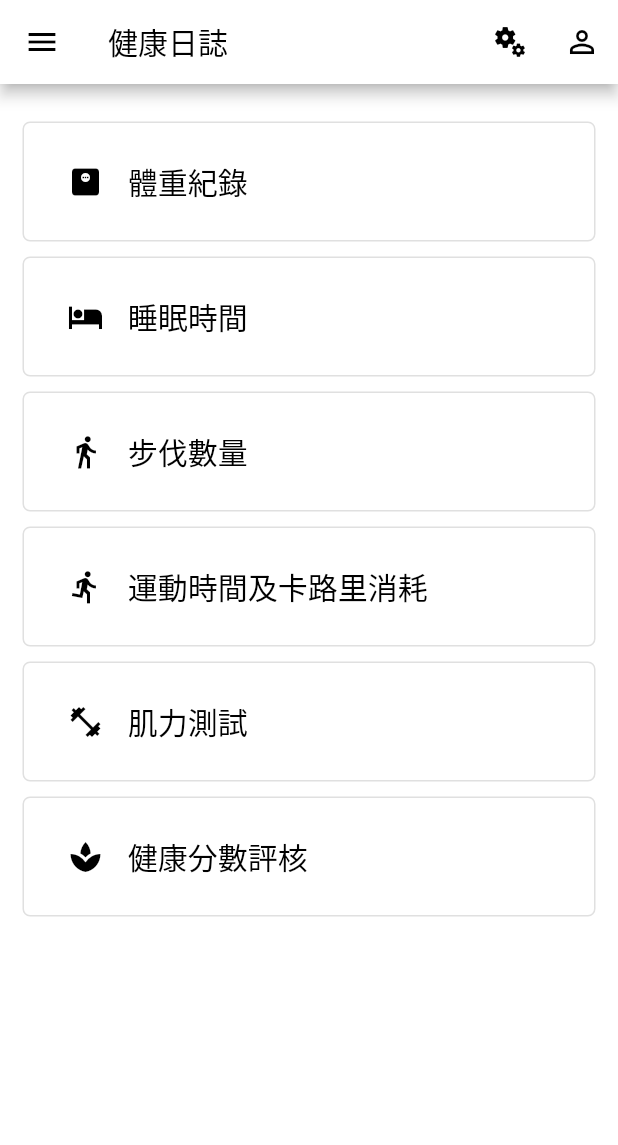
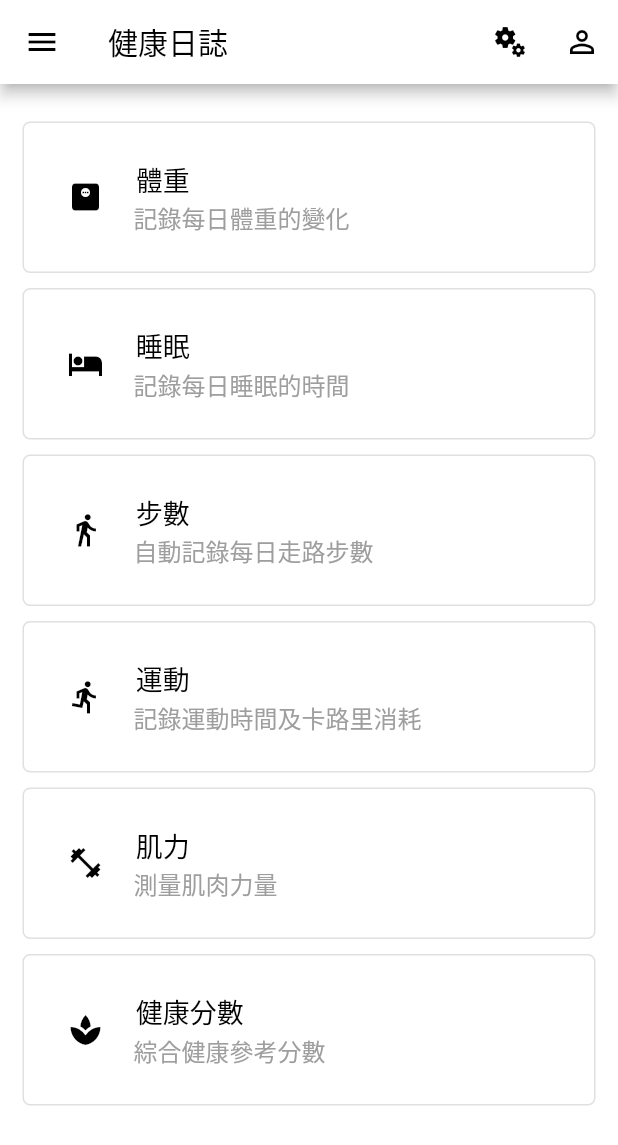
Before and after one commit to Clark1945/flutter_health_diary, a Flutter app: the screen it shows after launch, after a tap on the "send" icon, on a phone screen of 412 x 824 dp. Shown: the top 1145 px of the screen. Run offline on Flutter 3.47's test engine with Material 2 defaults, Android fonts, the light colour scheme and no system bars; our stand-ins replace date_time_picker, google_fonts, hive, hive_flutter, jiffy, pedometer and 1 more; missing offline and left inert: direct_select; accounts and stored records are empty.

Commit message:
新增按鈕說明

```diff
--- a/health1/lib/main.dart
+++ b/health1/lib/main.dart
@@ -199,10 +199,21 @@ class MyApp extends StatelessWidget {
               child: ElevatedButton.icon(
                 icon: Icon(
                   Icons.monitor_weight,
-                  // color: Colors.pink,
                   size: 24.0,
                 ),
-                label: Text('  體重紀錄'),
+                label: Column(
+                  crossAxisAlignment: CrossAxisAlignment.start,
+                  children: <Widget>[
+                    Text(
+                      '   體重',
+                      style: TextStyle(fontSize: 18, color: Colors.black),
+                    ),
+                    Text(
+                      '   記錄每日體重的變化',
+                      style: TextStyle(fontSize: 16, color: Colors.grey),
+                    ),
+                  ],
+                ),
                 onPressed: () {
                   Navigator.push(context,
                       MaterialPageRoute(builder: (context) => weight()));
@@ -214,7 +225,6 @@ class MyApp extends StatelessWidget {
                   elevation: MaterialStateProperty.all(0),
                   padding: MaterialStateProperty.all(
                       EdgeInsets.fromLTRB(30, 25, 30, 25)),
-                  textStyle: MaterialStateProperty.all(TextStyle(fontSize: 20)),
                   shape: MaterialStateProperty.all<RoundedRectangleBorder>(
                     RoundedRectangleBorder(
                         borderRadius: BorderRadius.circular(5.0),
@@ -229,10 +239,21 @@ class MyApp extends StatelessWidget {
               child: ElevatedButton.icon(
                 icon: Icon(
                   Icons.hotel,
-                  // color: Colors.pink,
                   size: 24.0,
                 ),
-                label: Text('  睡眠時間'),
+                label: Column(
+                  crossAxisAlignment: CrossAxisAlignment.start,
+                  children: <Widget>[
+                    Text(
+                      '   睡眠',
+                      style: TextStyle(fontSize: 18, color: Colors.black),
+                    ),
+                    Text(
+                      '   記錄每日睡眠的時間',
+                      style: TextStyle(fontSize: 16, color: Colors.grey),
+                    ),
+                  ],
+                ),
                 onPressed: () {
                   Navigator.push(context,
                       MaterialPageRoute(builder: (context) => sleeptime()));
@@ -244,7 +265,6 @@ class MyApp extends StatelessWidget {
                   elevation: MaterialStateProperty.all(0),
                   padding: MaterialStateProperty.all(
                       EdgeInsets.fromLTRB(30, 25, 30, 25)),
-                  textStyle: MaterialStateProperty.all(TextStyle(fontSize: 20)),
                   shape: MaterialStateProperty.all<RoundedRectangleBorder>(
                     RoundedRectangleBorder(
                         borderRadius: BorderRadius.circular(5.0),
@@ -259,10 +279,21 @@ class MyApp extends StatelessWidget {
               child: ElevatedButton.icon(
                 icon: Icon(
                   Icons.directions_walk,
-                  // color: Colors.pink,
                   size: 24.0,
                 ),
-                label: Text('  步伐數量'),
+                label: Column(
+                  crossAxisAlignment: CrossAxisAlignment.start,
+                  children: <Widget>[
+                    Text(
+                      '   步數',
+                      style: TextStyle(fontSize: 18, color: Colors.black),
+                    ),
+                    Text(
+                      '   自動記錄每日走路步數',
+                      style: TextStyle(fontSize: 16, color: Colors.grey),
+                    ),
+                  ],
+                ),
                 onPressed: () {
                   Navigator.push(context,
                       MaterialPageRoute(builder: (context) => stepcount()));
@@ -274,7 +305,6 @@ class MyApp extends StatelessWidget {
                   elevation: MaterialStateProperty.all(0),
                   padding: MaterialStateProperty.all(
                       EdgeInsets.fromLTRB(30, 25, 30, 25)),
-                  textStyle: MaterialStateProperty.all(TextStyle(fontSize: 20)),
                   shape: MaterialStateProperty.all<RoundedRectangleBorder>(
                     RoundedRectangleBorder(
                         borderRadius: BorderRadius.circular(5.0),
@@ -289,10 +319,21 @@ class MyApp extends StatelessWidget {
               child: ElevatedButton.icon(
                 icon: Icon(
                   Icons.directions_run,
-                  // color: Colors.pink,
                   size: 24.0,
                 ),
-                label: Text('  運動時間及卡路里消耗'),
+                label: Column(
+                  crossAxisAlignment: CrossAxisAlignment.start,
+                  children: <Widget>[
+                    Text(
+                      '   運動',
+                      style: TextStyle(fontSize: 18, color: Colors.black),
+                    ),
+                    Text(
+                      '   記錄運動時間及卡路里消耗',
+                      style: TextStyle(fontSize: 16, color: Colors.grey),
+                    ),
+                  ],
+                ),
                 onPressed: () {
                   Navigator.push(context,
                       MaterialPageRoute(builder: (context) => karory()));
@@ -304,7 +345,6 @@ class MyApp extends StatelessWidget {
                   elevation: MaterialStateProperty.all(0),
                   padding: MaterialStateProperty.all(
                       EdgeInsets.fromLTRB(30, 25, 30, 25)),
-                  textStyle: MaterialStateProperty.all(TextStyle(fontSize: 20)),
                   shape: MaterialStateProperty.all<RoundedRectangleBorder>(
                     RoundedRectangleBorder(
                         borderRadius: BorderRadius.circular(5.0),
@@ -319,10 +359,21 @@ class MyApp extends StatelessWidget {
               child: ElevatedButton.icon(
                 icon: Icon(
                   Icons.fitness_center,
-                  // color: Colors.pink,
                   size: 24.0,
                 ),
-                label: Text('  肌力測試'),
+                label: Column(
+                  crossAxisAlignment: CrossAxisAlignment.start,
+                  children: <Widget>[
+                    Text(
+                      '   肌力',
+                      style: TextStyle(fontSize: 18, color: Colors.black),
+                    ),
+                    Text(
+                      '   測量肌肉力量',
+                      style: TextStyle(fontSize: 16, color: Colors.grey),
+                    ),
+                  ],
+                ),
                 onPressed: () {
                   Navigator.push(context,
                       MaterialPageRoute(builder: (context) => muscle()));
@@ -334,7 +385,6 @@ class MyApp extends StatelessWidget {
                   elevation: MaterialStateProperty.all(0),
                   padding: MaterialStateProperty.all(
                       EdgeInsets.fromLTRB(30, 25, 30, 25)),
-                  textStyle: MaterialStateProperty.all(TextStyle(fontSize: 20)),
                   shape: MaterialStateProperty.all<RoundedRectangleBorder>(
                     RoundedRectangleBorder(
                         borderRadius: BorderRadius.circular(5.0),
@@ -349,10 +399,21 @@ class MyApp extends StatelessWidget {
               child: ElevatedButton.icon(
                 icon: Icon(
                   Icons.spa,
-                  // color: Colors.pink,
                   size: 24.0,
                 ),
-                label: Text('  健康分數評核'),
+                label: Column(
+                  crossAxisAlignment: CrossAxisAlignment.start,
+                  children: <Widget>[
+                    Text(
+                      '   健康分數',
+                      style: TextStyle(fontSize: 18, color: Colors.black),
+                    ),
+                    Text(
+                      '   綜合健康參考分數',
+                      style: TextStyle(fontSize: 16, color: Colors.grey),
+                    ),
+                  ],
+                ),
                 onPressed: () {
                   Navigator.push(context,
                       MaterialPageRoute(builder: (context) => health_score()));
@@ -364,7 +425,6 @@ class MyApp extends StatelessWidget {
                   elevation: MaterialStateProperty.all(0),
                   padding: MaterialStateProperty.all(
                       EdgeInsets.fromLTRB(30, 25, 30, 25)),
-                  textStyle: MaterialStateProperty.all(TextStyle(fontSize: 20)),
                   shape: MaterialStateProperty.all<RoundedRectangleBorder>(
                     RoundedRectangleBorder(
                         borderRadius: BorderRadius.circular(5.0),
```
